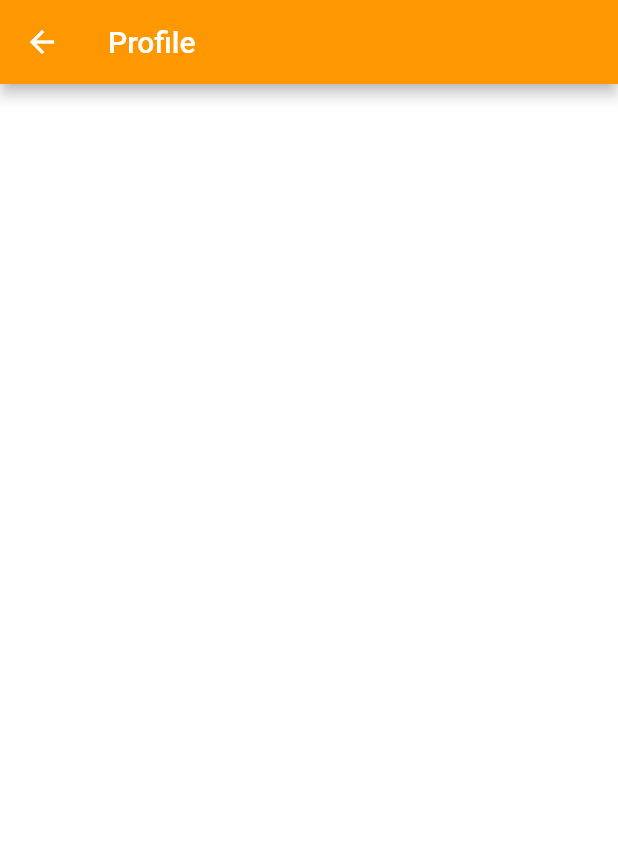
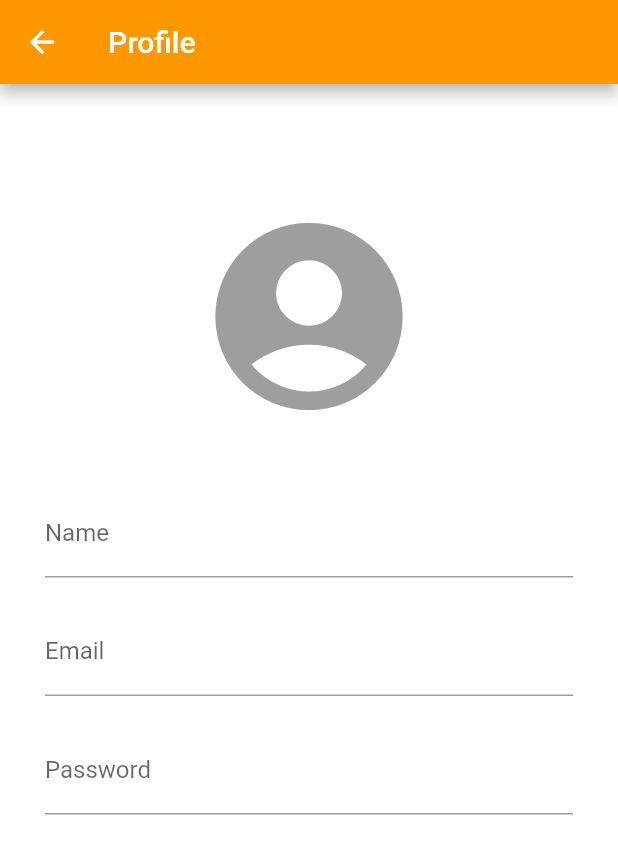
Before and after one commit to sullyTheDev/risky-biscuits, a Flutter app: the Profile screen opened directly, on a phone screen of 412 x 824 dp. Shown: the top 854 px of the screen. Run offline on Flutter 3.47's test engine with Material 2 defaults, Android fonts, the phone set to English and light mode, and no system bars; our stand-ins replace firebase_auth, flutter_svg; accounts and stored records are empty; network calls fail.

Commit message:
more profile work

```diff
--- a/lib/screens/profile.dart
+++ b/lib/screens/profile.dart
@@ -17,13 +17,77 @@ class Profile extends StatefulWidget {
 
 class _ProfileState extends State<Profile> {
   UserModel _user;
+  String _email, _password;
+  final GlobalKey<FormState> _formKey = GlobalKey<FormState>();
   @override
   Widget build(BuildContext context) {
     return Scaffold(
         appBar: AppBar(
           title: new Text('Profile'),
         ),
-    );
+        body: SingleChildScrollView(
+          child: Center(
+            child: Form(
+              key: _formKey,
+              child: Column(
+                mainAxisAlignment: MainAxisAlignment.center,
+                mainAxisSize: MainAxisSize.max,
+                crossAxisAlignment: CrossAxisAlignment.stretch,
+                children: <Widget>[
+                  Padding(
+                    padding: EdgeInsets.only(top: 80.0, bottom: 20.0),
+                    child: Icon(Icons.account_circle,
+                        size: 150.0, color: Colors.grey),
+                  ),
+                  Padding(
+                    padding:
+                        EdgeInsets.only(top: 20.0, left: 30.0, right: 30.0),
+                    child: TextFormField(
+                      validator: (input) {
+                        if (input.isEmpty) {
+                          return 'Name is required.';
+                        }
+                        return null;
+                      },
+                      onSaved: (input) => _email = input,
+                      decoration: InputDecoration(labelText: 'Name'),
+                    ),
+                  ),
+                  Padding(
+                    padding:
+                        EdgeInsets.only(top: 20.0, left: 30.0, right: 30.0),
+                    child: TextFormField(
+                      validator: (input) {
+                        if (input.isEmpty) {
+                          return 'An email is required.';
+                        }
+                        return null;
+                      },
+                      onSaved: (input) => _email = input,
+                      decoration: InputDecoration(labelText: 'Email'),
+                    ),
+                  ),
+                  Padding(
+                      padding:
+                          EdgeInsets.only(top: 20.0, left: 30.0, right: 30.0),
+                      child: TextFormField(
+                        validator: (input) {
+                          if (input.isEmpty) {
+                            return 'A password is required.';
+                          } else if (input.length < 8) {
+                            return 'Password must be at least 8 characters long.';
+                          }
+                          return null;
+                        },
+                        onSaved: (input) => _password = input,
+                        decoration: InputDecoration(labelText: 'Password'),
+                        obscureText: true,
+                      )),
+                ],
+              ),
+            ),
+          ),
+        ));
   }
 
   @override
@@ -39,19 +103,14 @@ class _ProfileState extends State<Profile> {
   Future<UserModel> _getUser() async {
     FirebaseUser fbUser = await FirebaseAuth.instance.currentUser();
     UserModel userData;
-    try {
     var result =
         await http.get('http://10.0.2.2:54732/api/users/${fbUser.uid}');
     if (result.statusCode == 200) {
       var data = json.decode(result.body);
-        userData = data.map<UserModel>((x) => UserModel.fromJson(x));
+      userData = UserModel.fromJson(data);
     } else {
       userData = new UserModel(name: '', email: '');
       _errorAlert();
-      }
-      ;
-    } catch (e) {
-      print(e.message);
     }
     return userData;
   }
```
Lines whose indentation alone changed are shown as unchanged.
